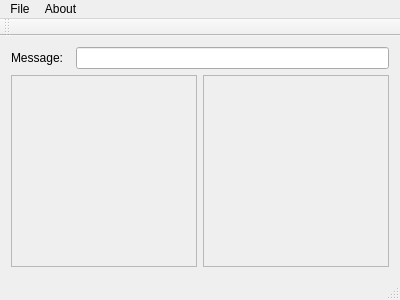
First picture: the form in mainwindow.ui, repository NassimEzz/QT_interface_graphique, before the edit.
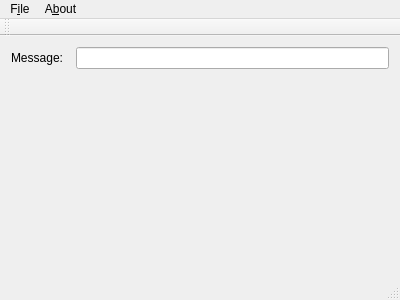
Second picture: the form after the edit.

Commit message: Changed frame to widget

```diff
--- a/mainwindow.ui
+++ b/mainwindow.ui
@@ -30,24 +30,10 @@
       <item row="4" column="0" colspan="2">
        <layout class="QHBoxLayout" name="horizontalLayout">
         <item>
-         <widget class="QFrame" name="paraFrame">
-          <property name="frameShape">
-           <enum>QFrame::StyledPanel</enum>
-          </property>
-          <property name="frameShadow">
-           <enum>QFrame::Raised</enum>
-          </property>
-         </widget>
+         <widget class="QWidget" name="paraWidget" native="true"/>
         </item>
         <item>
-         <widget class="QFrame" name="binFrame">
-          <property name="frameShape">
-           <enum>QFrame::StyledPanel</enum>
-          </property>
-          <property name="frameShadow">
-           <enum>QFrame::Raised</enum>
-          </property>
-         </widget>
+         <widget class="QWidget" name="binWidget" native="true"/>
         </item>
        </layout>
       </item>
@@ -61,12 +47,12 @@
      <x>0</x>
      <y>0</y>
      <width>400</width>
-     <height>22</height>
+     <height>24</height>
     </rect>
    </property>
    <widget class="QMenu" name="menuFile">
     <property name="title">
-     <string>File</string>
+     <string>F&amp;ile</string>
     </property>
     <addaction name="actionOpen"/>
     <addaction name="actionSave"/>
@@ -75,7 +61,7 @@
    </widget>
    <widget class="QMenu" name="menuAbout">
     <property name="title">
-     <string>About</string>
+     <string>A&amp;bout</string>
     </property>
    </widget>
    <addaction name="menuFile"/>
```
Left out of the diff: 6 changed lines with no effect on the pictures.
